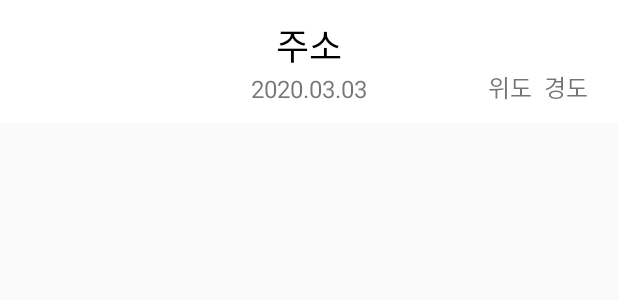
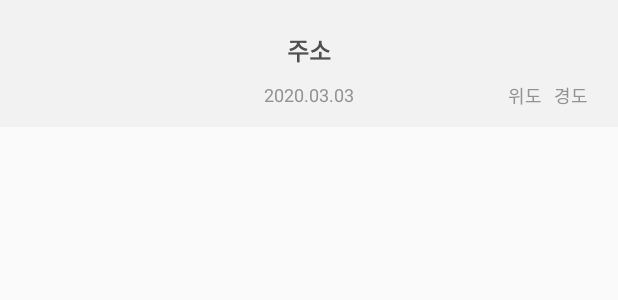
Before and after one commit to kmp1007s/loca, an Android app: the layout item_location.xml on its own in the app's theme, with its tools: preview values and no code run, on a phone screen of 412 x 824 dp. Shown: the top 300 px of the screen. Run offline under Robolectric (Android 15) with nearby library versions, the phone set to English and light mode, and no system bars.

Commit message:
Update design
Update design

```diff
--- a/app/src/main/java/com/example/myapp/loca/MainActivity.java
+++ b/app/src/main/java/com/example/myapp/loca/MainActivity.java
@@ -230,7 +230,7 @@ public class MainActivity extends AppCompatActivity {
             }
 
             DateAndLocationsAdapter dateAndLocationsAdapter =
-                    new DateAndLocationsAdapter(dateAndLocationsForView);
+                    new DateAndLocationsAdapter(dateAndLocationsForView, getApplicationContext());
 
             binding.recyclerViewDateAndLocations.setAdapter(dateAndLocationsAdapter);
         }
--- a/app/src/main/res/layout/item_date_and_location.xml
+++ b/app/src/main/res/layout/item_date_and_location.xml
@@ -9,7 +9,7 @@
         android:id="@+id/textViewDate"
         android:layout_width="match_parent"
         android:layout_height="wrap_content"
-        android:background="#37f266"
+        android:background="@color/blue"
         android:padding="16dp"
         android:text="2020.02.02"
         android:textAlignment="center"
--- a/app/src/main/res/layout/item_location.xml
+++ b/app/src/main/res/layout/item_location.xml
@@ -12,9 +12,11 @@
         android:id="@+id/textViewAddress"
         android:layout_width="wrap_content"
         android:layout_height="wrap_content"
+        android:layout_marginTop="8dp"
         android:text="주소"
-        android:textSize="24dp"
         android:textColor="@color/black"
+        android:textSize="16dp"
+        android:textStyle="bold"
         app:layout_constraintBottom_toTopOf="@+id/textViewWhen"
         app:layout_constraintEnd_toEndOf="parent"
         app:layout_constraintStart_toStartOf="parent"
@@ -24,8 +26,10 @@
         android:id="@+id/textViewWhen"
         android:layout_width="wrap_content"
         android:layout_height="wrap_content"
+        android:layout_marginTop="8dp"
         android:text="2020.03.03"
-        android:textSize="16dp"
+        android:textSize="12dp"
+        android:textColor="@color/gray"
         app:layout_constraintBottom_toBottomOf="parent"
         app:layout_constraintEnd_toEndOf="@+id/textViewAddress"
         app:layout_constraintStart_toStartOf="@+id/textViewAddress"
@@ -37,7 +41,8 @@
         android:layout_height="wrap_content"
         android:layout_marginEnd="8dp"
         android:text="위도"
-        android:textSize="16dp"
+        android:textSize="12dp"
+        android:textColor="@color/gray"
         app:layout_constraintBottom_toBottomOf="@+id/textViewLongitude"
         app:layout_constraintEnd_toStartOf="@+id/textViewLongitude"
         app:layout_constraintTop_toTopOf="@+id/textViewLongitude" />
@@ -48,7 +53,9 @@
         android:layout_height="wrap_content"
         android:layout_marginEnd="8dp"
         android:text="경도"
-        android:textSize="16dp"
+        android:textSize="12dp"
+        android:textColor="@color/gray"
         app:layout_constraintBottom_toBottomOf="parent"
-        app:layout_constraintEnd_toEndOf="parent" />
+        app:layout_constraintEnd_toEndOf="parent"
+        app:layout_constraintTop_toTopOf="@+id/textViewWhen" />
 </androidx.constraintlayout.widget.ConstraintLayout>
--- a/app/src/main/res/values/colors.xml
+++ b/app/src/main/res/values/colors.xml
@@ -1,8 +1,10 @@
 <?xml version="1.0" encoding="utf-8"?>
 <resources>
-    <color name="colorPrimary">#6200EE</color>
-    <color name="colorPrimaryDark">#3700B3</color>
+    <color name="colorPrimary">#3340a0</color>
+    <color name="colorPrimaryDark">#293382</color>
     <color name="colorAccent">#03DAC5</color>
-    <color name="white">#ffffff</color>
-    <color name="black">#000000</color>
+    <color name="white">#f2f2f2</color>
+    <color name="black">#4F4F4F</color>
+    <color name="blue">#3340a0</color>
+    <color name="gray">#929292</color>
 </resources>
```
Also changed, not shown: app/src/main/java/com/example/myapp/loca/GpsTracker.java (+39 -50 lines), app/src/main/java/com/example/myapp/loca/adapter/DateAndLocationsAdapter.java (+6 -2 lines), app/src/main/java/com/example/myapp/loca/adapter/LocationsAdapter.java (+23 -1 lines), app/src/main/java/com/example/myapp/loca/receiver/UpdateLocateBroadcastReceiver.java (+0 -22 lines), app/src/main/res/layout/activity_main.xml (+17 -4 lines).
